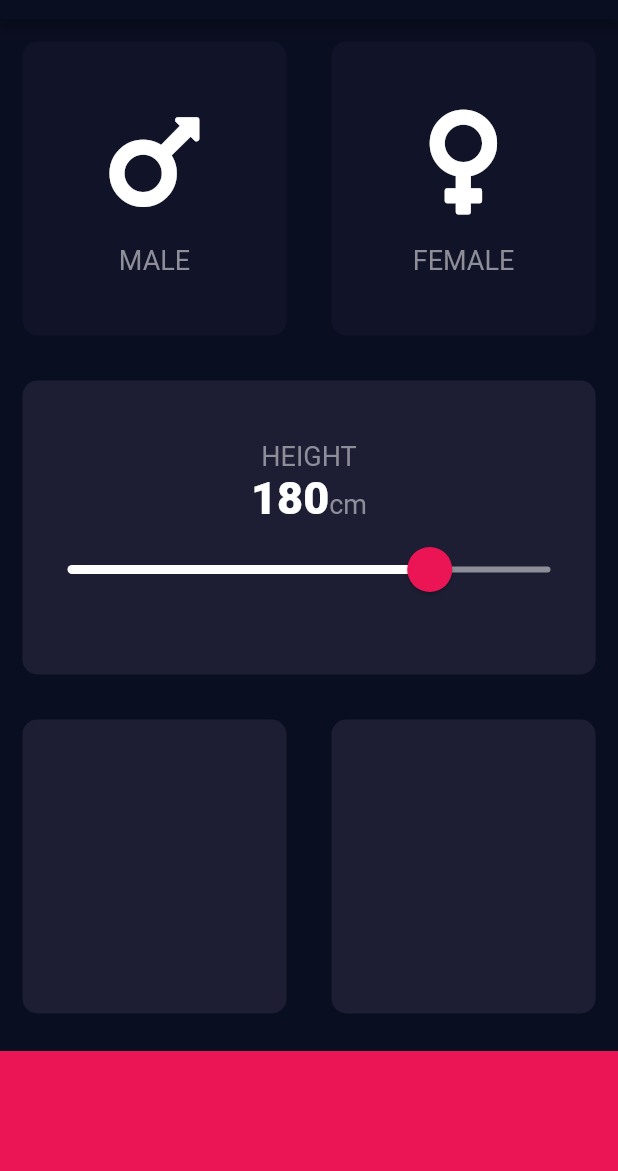
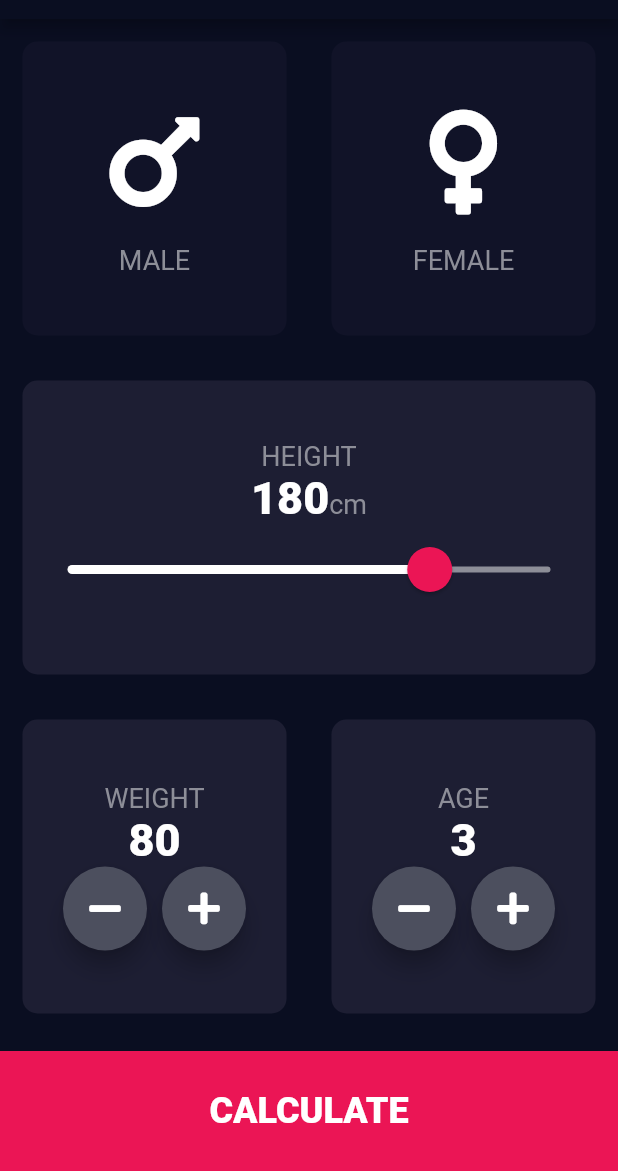
Before and after one commit to imsks/BMI-Calculator, a Flutter app: the screen it shows after launch, on a phone screen of 412 x 824 dp, the part 65-1236 px from its top. Run offline on Flutter 3.47's test engine with Material 2 defaults, Android fonts, the phone set to English and light mode, and no system bars; our stand-ins replace font_awesome_flutter.

Commit message:
Adding Second Screen

```diff
--- /dev/null
+++ b/lib/Components/bottom_button.dart
@@ -0,0 +1,29 @@
+import 'package:flutter/material.dart';
+import '../constants.dart';
+
+class BottomButton extends StatelessWidget {
+  BottomButton({@required this.callToAction, this.onTap});
+
+  final String callToAction;
+  final Function onTap;
+
+  @override
+  Widget build(BuildContext context) {
+    return Container(
+        child: GestureDetector(
+      onTap: onTap,
+      child: Container(
+        child: Center(
+          child: Text(
+            callToAction,
+            style: kLargeButtonTextStyle,
+          ),
+        ),
+        color: kBottomCardColor,
+        margin: EdgeInsets.only(top: 10),
+        width: double.infinity,
+        height: kBottomContainerHeight,
+      ),
+    ));
+  }
+}
--- a/lib/icon_content.dart
+++ b/lib/Components/icon_content.dart
@@ -1,5 +1,5 @@
 import 'package:flutter/material.dart';
-import 'constants.dart';
+import '../constants.dart';
 
 class GenderWidget extends StatelessWidget {
   GenderWidget({this.label, this.icon});
--- /dev/null
+++ b/lib/Components/round_icon_button.dart
@@ -0,0 +1,24 @@
+import 'package:flutter/material.dart';
+
+class RoundIconButton extends StatelessWidget {
+
+  RoundIconButton({@required this.icon, this.onPressed});
+
+  final IconData icon;
+  final Function onPressed;
+
+  @override
+  Widget build(BuildContext context) {
+    return RawMaterialButton(
+      child: Icon(icon),
+      onPressed: onPressed,
+      elevation: 6.0,
+      constraints: BoxConstraints.tightFor(
+          width: 56,
+          height: 56
+      ),
+      shape: CircleBorder(),
+      fillColor: Color(0xFF4C4F5E),
+    );
+  }
+}
--- a/lib/input_page.dart
+++ b/lib/Screens/input_page.dart
@@ -1,9 +1,13 @@
+import 'package:bmi_calculator/Screens/result_page.dart';
 import 'package:flutter/material.dart';
 import 'package:font_awesome_flutter/font_awesome_flutter.dart';
 
-import 'icon_content.dart';
-import 'reusable_card.dart';
-import 'constants.dart';
+import '../Components/icon_content.dart';
+import '../Components/reusable_card.dart';
+import '../constants.dart';
+import 'result_page.dart';
+import '../Components/bottom_button.dart';
+import '../Components/round_icon_button.dart';
 
 enum Gender {
   male,
@@ -18,6 +22,8 @@ class InputPage extends StatefulWidget {
 class _InputPageState extends State<InputPage> {
   Gender selectedGender;
   int sliderHeight = 180;
+  int weight = 80;
+  int age = 3;
 
   @override
   Widget build(BuildContext context) {
@@ -87,7 +93,7 @@ class _InputPageState extends State<InputPage> {
                       children: <Widget>[
                         Text(
                           sliderHeight.toString(),
-                          style: kHeightValueStyle,
+                          style: kNumberTextStyle,
                         ),
                         Text(
 
@@ -128,20 +134,102 @@ class _InputPageState extends State<InputPage> {
                 Expanded(
                   child: ReusableCard(
                     colour: kActiveCardColor,
+                    cardChild: Column(
+                      mainAxisAlignment: MainAxisAlignment.center,
+                      children: <Widget>[
+                        Text(
+                          'WEIGHT',
+                          style: kLabelTextStyle,
+                        ),
+                        Text(
+                          weight.toString(),
+                          style: kNumberTextStyle,
+                        ),
+                        Row(
+                          mainAxisAlignment: MainAxisAlignment.center,
+                          children: <Widget>[
+                            RoundIconButton(
+                              icon: FontAwesomeIcons.minus,
+                              onPressed: () {
+                                setState(() {
+                                  if(weight > 0) {
+                                    weight--;
+                                  }
+                                });
+                              },
+                            ),
+                            SizedBox(
+                              width: 10.0,
+                            ),
+                            RoundIconButton(
+                              icon: FontAwesomeIcons.plus,
+                              onPressed: () {
+                                setState(() {
+                                  if(weight >= 0) {
+                                    weight++;
+                                  }
+                                });
+                              },
+                            ),
+                          ],
+                        )
+                      ],
+                    ),
                   ),
                 ),
                 Expanded(
                   child: ReusableCard(
                     colour: kActiveCardColor,
+                    cardChild: Column(
+                      mainAxisAlignment: MainAxisAlignment.center,
+                      children: <Widget>[
+                        Text(
+                          'AGE',
+                          style: kLabelTextStyle,
+                        ),
+                        Text(
+                          age.toString(),
+                          style: kNumberTextStyle,
+                        ),
+                        Row(
+                          mainAxisAlignment: MainAxisAlignment.center,
+                          children: <Widget>[
+                            RoundIconButton(
+                              icon: FontAwesomeIcons.minus,
+                              onPressed: () {
+                                setState(() {
+                                  if(age > 0) {
+                                    age--;
+                                  }
+                                });
+                              },
+                            ),
+                            SizedBox(
+                              width: 10.0,
+                            ),
+                            RoundIconButton(
+                              icon: FontAwesomeIcons.plus,
+                              onPressed: () {
+                                setState(() {
+                                  if(age >= 0) {
+                                    age++;
+                                  }
+                                });
+                              },
+                            ),
+                          ],
+                        )
+                      ],
+                    ),
                   ),
                 ),
               ],
             )),
-            Container(
-              color: kBottomCardColor,
-              margin: EdgeInsets.only(top: 10),
-              width: double.infinity,
-              height: kBottomContainerHeight,
+            GestureDetector(
+              onTap: () {
+                Navigator.push(context, MaterialPageRoute(builder: (context) => ResultPage()));
+              },
+              child: BottomButton(callToAction: 'CALCULATE',),
             )
           ],
         ));
--- a/lib/constants.dart
+++ b/lib/constants.dart
@@ -10,7 +10,35 @@ const kLabelTextStyle = TextStyle(
   color: Color(0xFF8D8E98),
 );
 
-const kHeightValueStyle = TextStyle(
+const kNumberTextStyle = TextStyle(
   fontSize: 30,
   fontWeight: FontWeight.w900,
 );
+
+const kLargeButtonTextStyle = TextStyle(
+  fontSize: 24,
+  fontWeight: FontWeight.w900,
+);
+
+const kLargeTextStyle = TextStyle(
+  fontSize: 24,
+  fontWeight: FontWeight.w900,
+);
+
+const kResultTextStyle = TextStyle(
+  fontSize: 18,
+  color: Color(0xFF24D876),
+  fontWeight: FontWeight.bold,
+);
+
+const kResultValueStyle = TextStyle(
+  fontSize: 64,
+  color: Colors.white,
+  fontWeight: FontWeight.bold,
+);
+
+const kResultDescription = TextStyle(
+  fontSize: 18,
+  color: Colors.white,
+  fontWeight: FontWeight.w700,
+);
--- a/lib/main.dart
+++ b/lib/main.dart
@@ -1,5 +1,5 @@
 import 'package:flutter/material.dart';
-import 'input_page.dart';
+import 'Screens/input_page.dart';
 
 void main() => runApp(BMICalculator());
 
```
Also changed, not shown: lib/Screens/result_page.dart (added, +61 -0 lines), lib/Components/reusable_card.dart (renamed from lib/reusable_card.dart).
